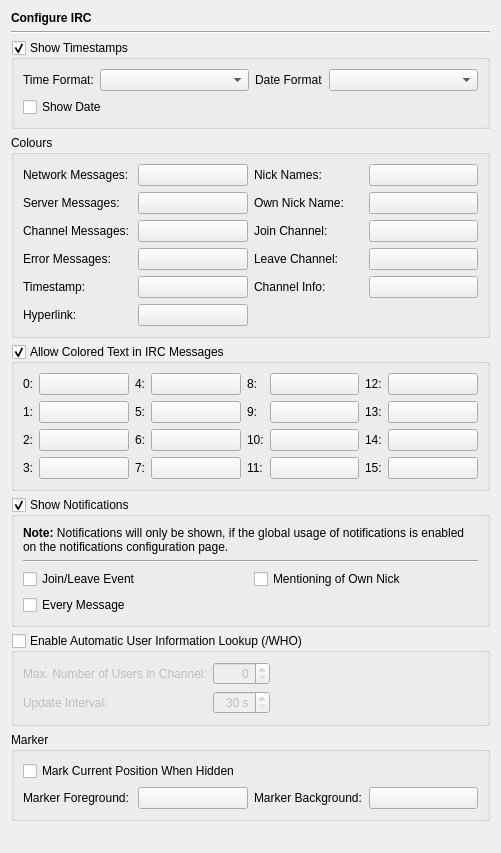
This is Preferences/ConfigurationPages/IrcPage.ui in testmana2/test as Qt 5 draws it before an edit. The edited form follows.
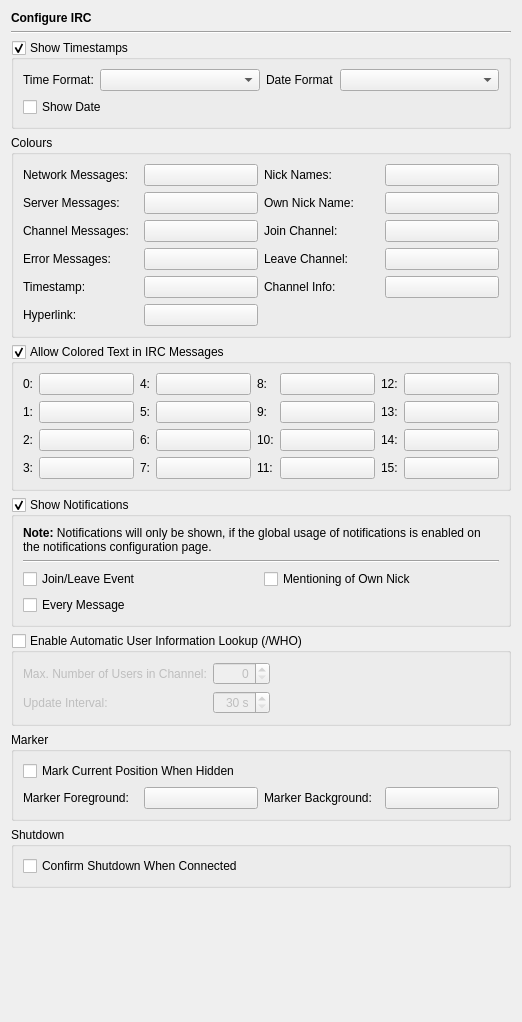
This is the edited form.

Commit message: Added an option to confirm a shutdown of eric5 when there is still a connection to an IRC server.

```diff
--- a/Preferences/ConfigurationPages/IrcPage.ui
+++ b/Preferences/ConfigurationPages/IrcPage.ui
@@ -6,11 +6,11 @@
    <rect>
     <x>0</x>
     <y>0</y>
-    <width>501</width>
-    <height>853</height>
+    <width>522</width>
+    <height>1022</height>
    </rect>
   </property>
-  <layout class="QVBoxLayout" name="verticalLayout_2">
+  <layout class="QVBoxLayout" name="verticalLayout_3">
    <item>
     <widget class="QLabel" name="headerLabel">
      <property name="text">
@@ -856,6 +856,25 @@
      </layout>
     </widget>
    </item>
+   <item>
+    <widget class="QGroupBox" name="shutdownGroup">
+     <property name="title">
+      <string>Shutdown</string>
+     </property>
+     <layout class="QVBoxLayout" name="verticalLayout_2">
+      <item>
+       <widget class="QCheckBox" name="confirmShutdownCheckBox">
+        <property name="toolTip">
+         <string>Select to confirm a shutdown operation while still connected to an IRC server</string>
+        </property>
+        <property name="text">
+         <string>Confirm Shutdown When Connected</string>
+        </property>
+       </widget>
+      </item>
+     </layout>
+    </widget>
+   </item>
    <item>
     <spacer name="verticalSpacer">
      <property name="orientation">
```
Left out of the diff: 7 changed lines with no effect on the pictures. The commit also changes 13 other files.
